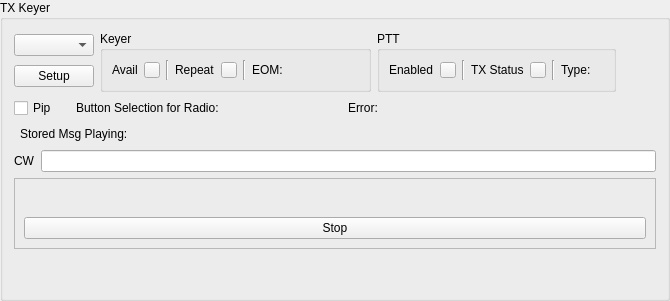
Qt form mqt/MqtLogger/txvmbuttonsframe.ui (Rsclub22/Minos2-Mirror) before a commit.
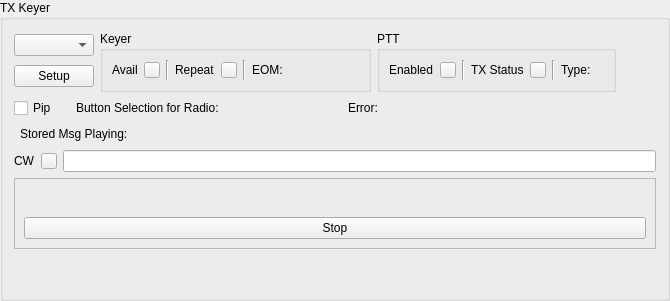
The same form after that commit.

Commit message: get cw message playing text display working and add Cw Free text playing indicator

The edit to the form file:
```diff
--- a/mqt/MqtLogger/txvmbuttonsframe.ui
+++ b/mqt/MqtLogger/txvmbuttonsframe.ui
@@ -438,6 +438,28 @@
          </property>
         </widget>
        </item>
+       <item>
+        <widget class="QPushButton" name="cwFreeTextPlayingIndicator">
+         <property name="sizePolicy">
+          <sizepolicy hsizetype="Fixed" vsizetype="Fixed">
+           <horstretch>0</horstretch>
+           <verstretch>0</verstretch>
+          </sizepolicy>
+         </property>
+         <property name="maximumSize">
+          <size>
+           <width>16</width>
+           <height>16</height>
+          </size>
+         </property>
+         <property name="focusPolicy">
+          <enum>Qt::FocusPolicy::NoFocus</enum>
+         </property>
+         <property name="text">
+          <string/>
+         </property>
+        </widget>
+       </item>
        <item>
         <widget class="QLineEdit" name="cwEntry"/>
        </item>
```
Left out of the diff: 44 changed lines with no effect on the pictures. The commit also changes 5 other files.
